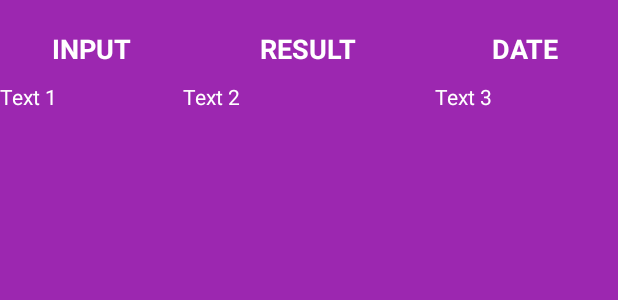
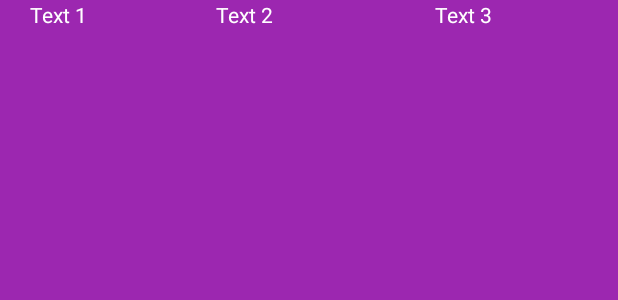
Before and after one commit to neosbob/CPSC542Test, an Android app: the layout customlistview.xml on its own in the app's theme, with its tools: preview values and no code run, on a phone screen of 412 x 824 dp. Shown: the top 300 px of the screen. Run offline under Robolectric (Android 15) with nearby library versions, the phone set to English and light mode, and no system bars; Roboto replaces fonts that are not available here.

Commit message:
Fixed customlist

```diff
--- a/app/src/main/res/layout/customlistview.xml
+++ b/app/src/main/res/layout/customlistview.xml
@@ -7,40 +7,6 @@
     android:shrinkColumns="*"> <!-- collapse the first column of the table row-->
 
 
-    <!-- first row of the table layout-->
-    <TableRow
-        android:layout_width="match_parent"
-        android:layout_height="match_parent"
-        android:layout_marginTop="20dp"
-        android:layout_marginBottom="10dp">
-
-        <TextView
-            android:id="@+id/input_header"
-            android:layout_width="122dp"
-            android:layout_height="wrap_content"
-            android:text="INPUT"
-            android:textAlignment="center"
-            android:textSize="18sp"
-            android:textStyle="bold" />
-
-        <TextView
-            android:id="@+id/result_header"
-            android:layout_width="167dp"
-            android:layout_height="wrap_content"
-            android:text="RESULT"
-            android:textAlignment="center"
-            android:textSize="18sp"
-            android:textStyle="bold" />
-
-        <TextView
-            android:id="@+id/date_header"
-            android:layout_width="122dp"
-            android:layout_height="wrap_content"
-            android:text="DATE"
-            android:textAlignment="center"
-            android:textSize="18sp"
-            android:textStyle="bold" />
-    </TableRow>
 
 
     <ScrollView android:layout_height="wrap_content"
@@ -63,18 +29,22 @@
                     android:layout_width="122dp"
                     android:layout_height="wrap_content"
                     android:paddingBottom="20dp"
+                    android:paddingLeft="20dp"
+                    android:paddingRight="20dp"
 
                     android:text="Text 1" />
 
                 <TextView
 
                     android:id="@+id/textresult"
-                    android:layout_width="wrap_content"
-                    android:layout_height="match_parent"
+                    android:layout_width="122dp"
+                    android:layout_height="wrap_content"
                     android:layout_gravity="center_horizontal"
 
-                    android:layout_weight="10"
+                    android:layout_weight="1"
                     android:paddingBottom="20dp"
+                    android:paddingRight="50dp"
+                    android:paddingLeft="10dp"
 
                     android:text="Text 2" />
 
@@ -85,6 +55,7 @@
                     android:layout_width="122dp"
                     android:layout_height="wrap_content"
                     android:paddingBottom="20dp"
+                    android:paddingRight="20dp"
 
                     android:text="Text 3" />
             </TableRow>
```
Also changed, not shown: app/src/main/res/layout/activity_record.xml (+75 -5 lines).
